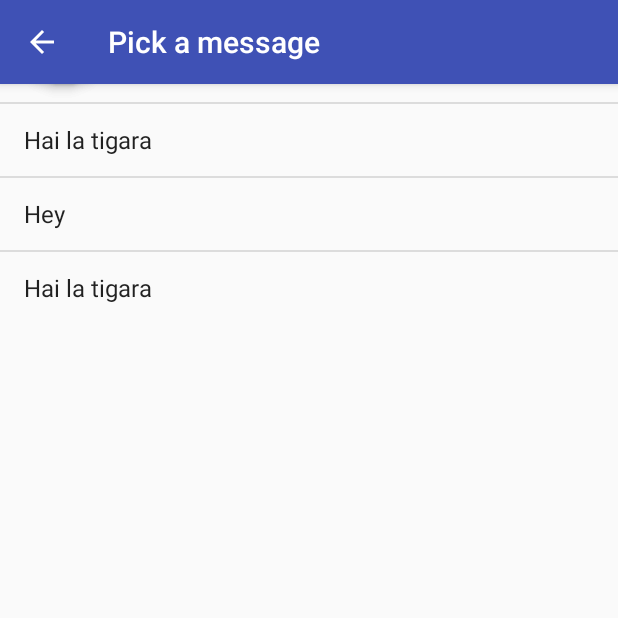
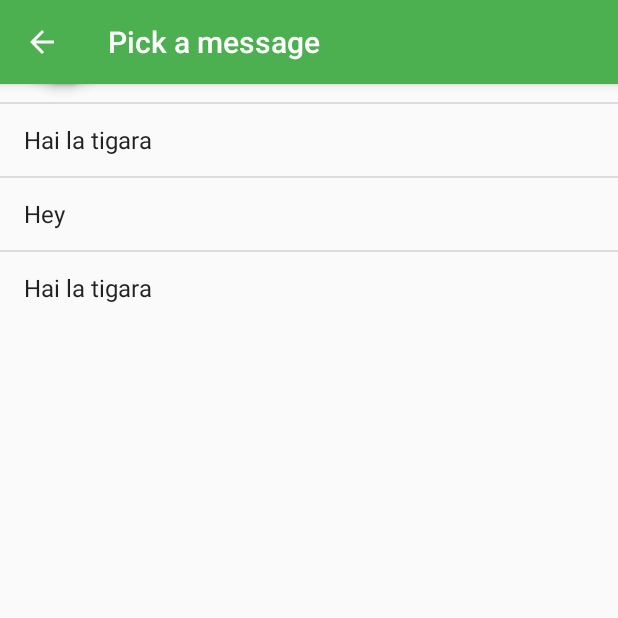
Before and after one commit to alexandrupele/heyhey, an Android app: the MessagePickerActivity screen opened directly, with no data from a screen before it, on a phone screen of 412 x 824 dp, the top half of it. Run offline under Robolectric (Android 15) with nearby library versions, the phone set to English and light mode, and no system bars; our stand-ins replace Firebase (no records; nobody signed in at launch, a user with empty details on screens opened directly), Room's generated code, RxJava; libraries missing offline, so code that uses them is left out: com.afollestad.materialdialogs, com.facebook, com.firebase.ui; plain views replace FloatingActionButton, FloatingActionMenu; 4 statements that could not run were skipped.

Commit message:
ui fixes

```diff
--- a/app/src/main/java/com/apele/heyhey/people/PeopleAdapter.kt
+++ b/app/src/main/java/com/apele/heyhey/people/PeopleAdapter.kt
@@ -6,7 +6,7 @@ import android.view.ViewGroup
 import com.apele.heyhey.R
 import com.apele.heyhey.model.User
 
-class PeopleAdapter(var users : MutableList<User>, val onUserClicked: OnUserClicked) : RecyclerView.Adapter<PeopleViewHolder>() {
+class PeopleAdapter(var users : MutableList<User>, val onUserClicked: (user: User) -> Unit) : RecyclerView.Adapter<PeopleViewHolder>() {
 
     override fun onBindViewHolder(holder: PeopleViewHolder?, position: Int) {
         holder?.bind(users[position], onUserClicked)
--- a/app/src/main/java/com/apele/heyhey/people/PeopleViewHolder.kt
+++ b/app/src/main/java/com/apele/heyhey/people/PeopleViewHolder.kt
@@ -12,12 +12,12 @@ import kotlinx.android.synthetic.main.friend_item.view.*
  */
 class PeopleViewHolder(view: View) : RecyclerView.ViewHolder(view) {
 
-    fun bind(user: User, listener: OnUserClicked) {
+    fun bind(user: User, onUserClicked : (user: User) -> Unit) {
         with (itemView) {
             nameTextView.text = user.name
             avatarImageView.loadImage(user.pictureUrl)
             setOnClickListener { _ ->
-                listener.onUserClicked(user)
+                onUserClicked(user)
             }
         }
     }
--- a/app/src/main/res/layout/activity_message_picker.xml
+++ b/app/src/main/res/layout/activity_message_picker.xml
@@ -2,7 +2,8 @@
 <RelativeLayout xmlns:android="http://schemas.android.com/apk/res/android"
     xmlns:fab="http://schemas.android.com/apk/res-auto"
     android:layout_width="match_parent"
-    android:layout_height="match_parent">
+    android:layout_height="match_parent"
+    xmlns:app="http://schemas.android.com/apk/res-auto">
 
     <Toolbar
         android:id="@+id/toolbar"
@@ -30,25 +31,25 @@
         fab:menu_labels_ellipsize="end"
         fab:menu_labels_singleLine="true"
         fab:menu_backgroundColor="#ccffffff"
-        fab:menu_icon="@drawable/ic_menu"
-        fab:menu_fab_label="Actions">
+        fab:menu_colorNormal="@color/colorAccent"
+        fab:menu_fab_label="@string/fab_menu_label">
 
         <com.github.clans.fab.FloatingActionButton
             android:id="@+id/fabCompose"
             android:layout_width="wrap_content"
             android:layout_height="wrap_content"
             android:src="@drawable/ic_edit"
+            app:fab_colorNormal="@color/colorAccentLight"
             fab:fab_size="mini"
-            fab:fab_label="Compose" />
+            fab:fab_label="@string/fab_item_compose" />
 
         <com.github.clans.fab.FloatingActionButton
             android:id="@+id/fabAddMessage"
             android:layout_width="wrap_content"
             android:layout_height="wrap_content"
+            app:fab_colorNormal="@color/colorAccentLight"
             android:src="@drawable/ic_star"
             fab:fab_size="mini"
-            fab:fab_label="Add predefined message" />
-
+            fab:fab_label="@string/fab_item_predefined" />
     </com.github.clans.fab.FloatingActionMenu>
-
 </RelativeLayout>
--- a/app/src/main/res/values/colors.xml
+++ b/app/src/main/res/values/colors.xml
@@ -1,6 +1,8 @@
 <?xml version="1.0" encoding="utf-8"?>
 <resources>
-    <color name="colorPrimary">#3F51B5</color>
-    <color name="colorPrimaryDark">#303F9F</color>
-    <color name="colorAccent">#FF4081</color>
+    <color name="colorPrimary">#4CAF50</color>
+    <color name="colorPrimaryDark">#2E7D32</color>
+    <color name="colorAccent">#795548</color>
+    <color name="colorAccentLight">#8D6E63</color>
+    <color name="white">#ffffff</color>
 </resources>
--- a/app/src/main/res/values/strings.xml
+++ b/app/src/main/res/values/strings.xml
@@ -4,4 +4,14 @@
     <string name="facebook_application_id" translatable="false">1497186710352243</string>
     <!-- Facebook Application ID, prefixed by 'fb'.  Enables Chrome Custom tabs. -->
     <string name="facebook_login_protocol_scheme" translatable="false">fb1497186710352243</string>
+
+    <!-- Progress Dialogs -->
+    <string name="loading_title_please_wait">Please wait</string>
+    <string name="loading_message_fcm_push">Sending message…</string>
+    <string name="loading_message_facebook_friends">Loading friends from Facebook…</string>
+
+    <!-- Floating Action Button Menu -->
+    <string name="fab_menu_label">Actions</string>
+    <string name="fab_item_compose">Compose</string>
+    <string name="fab_item_predefined">Add predefined message</string>
 </resources>
```
Also changed, not shown: app/src/main/java/com/apele/heyhey/people/PeopleActivity.kt (+18 -13 lines), app/src/main/java/com/apele/heyhey/utils/ViewsUtils.kt (added, +25 -0 lines), app/src/main/res/layout/activity_people.xml (+8 -1 lines).
